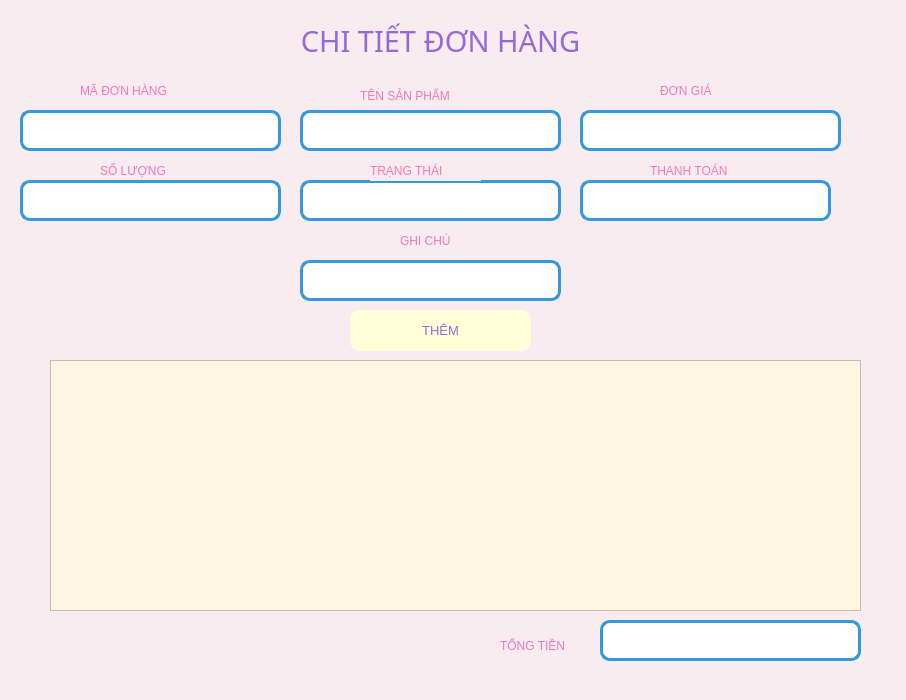
First picture: the form in Donhang/themCT.ui, repository minhngoc22/Pet-Store, before the edit.
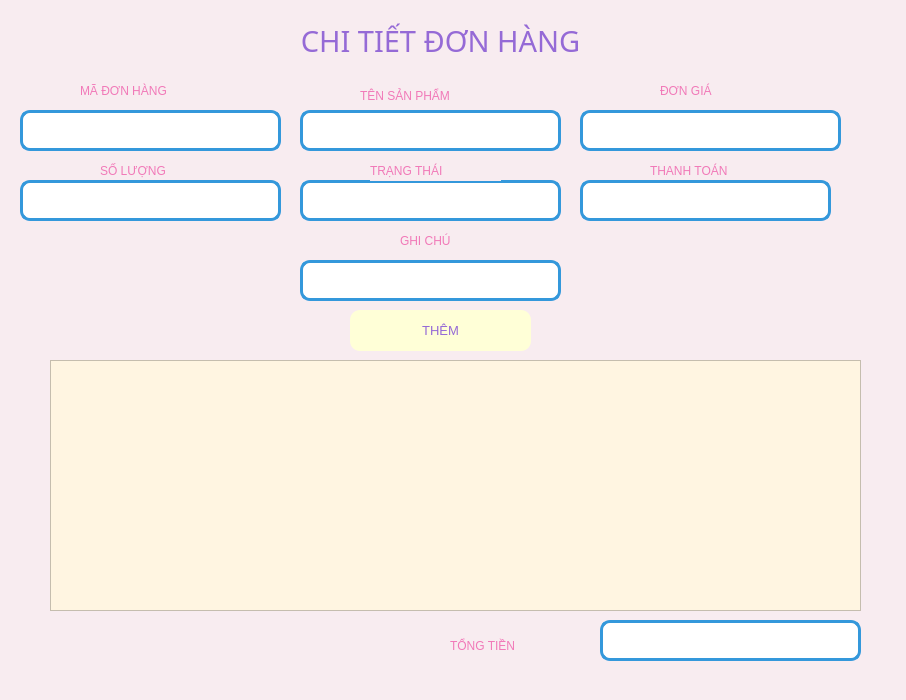
Second picture: the form after the edit. Icons and pictures are not drawn.

Patch:
```diff
--- a/Donhang/themCT.ui
+++ b/Donhang/themCT.ui
@@ -102,7 +102,7 @@
     <rect>
      <x>100</x>
      <y>160</y>
-     <width>81</width>
+     <width>101</width>
      <height>21</height>
     </rect>
    </property>
@@ -120,7 +120,7 @@
     <rect>
      <x>360</x>
      <y>80</y>
-     <width>131</width>
+     <width>141</width>
      <height>31</height>
     </rect>
    </property>
@@ -171,7 +171,7 @@
     <rect>
      <x>400</x>
      <y>230</y>
-     <width>71</width>
+     <width>91</width>
      <height>21</height>
     </rect>
    </property>
@@ -318,7 +318,7 @@
     <rect>
      <x>370</x>
      <y>160</y>
-     <width>111</width>
+     <width>131</width>
      <height>21</height>
     </rect>
    </property>
@@ -336,7 +336,7 @@
     <rect>
      <x>650</x>
      <y>160</y>
-     <width>111</width>
+     <width>131</width>
      <height>21</height>
     </rect>
    </property>
@@ -379,9 +379,9 @@
   <widget class="QLabel" name="label_3">
    <property name="geometry">
     <rect>
-     <x>500</x>
+     <x>450</x>
      <y>630</y>
-     <width>91</width>
+     <width>141</width>
      <height>31</height>
     </rect>
    </property>
```
Left out of the diff: 16 changed lines with no effect on the pictures.
